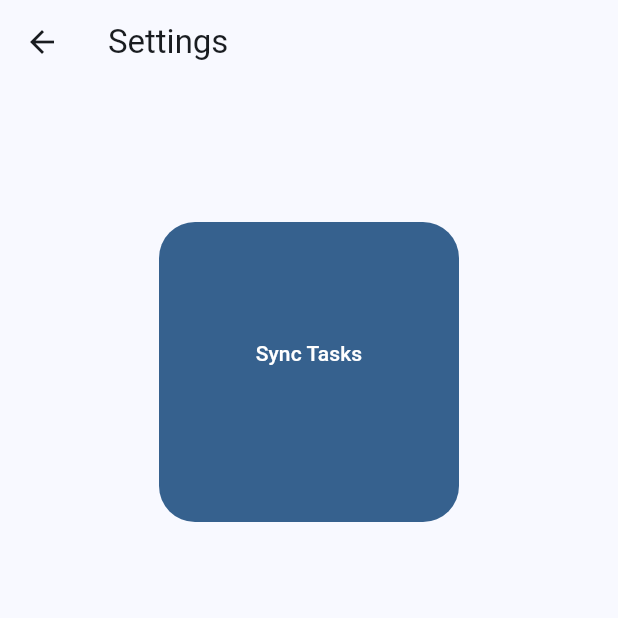
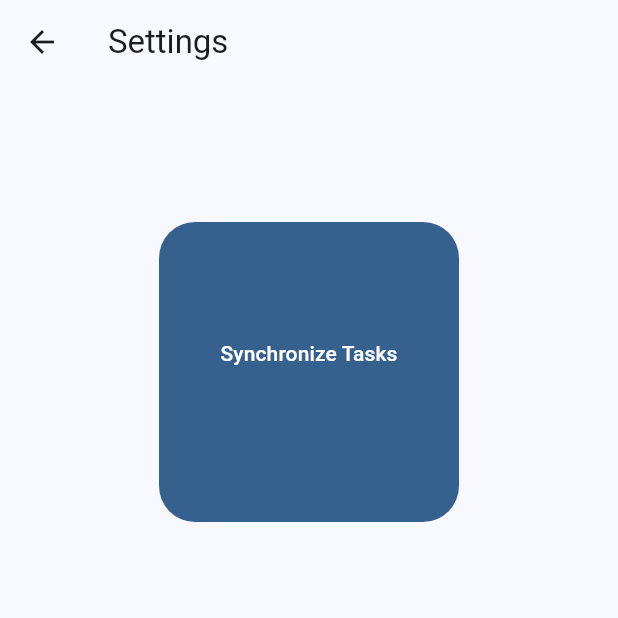
Before and after one commit to Klint02/P8-Pomodoro, a Flutter app: the SettingsTab screen opened directly, on a phone screen of 412 x 824 dp, the top half of it. Run offline on Flutter 3.47's test engine with Material 3 defaults, Android fonts, the phone set to English and light mode, and no system bars; missing offline and left inert: dart:ffi.

Commit message:
Implemented timescompleted for tasks

```diff
--- a/App/lib/Settings.dart
+++ b/App/lib/Settings.dart
@@ -41,7 +41,7 @@ class _SettingsTabState extends State<SettingsTab> {
                     bool response = await sendTasks(tasks);
                     setState(() {
                       sendResponseText = response
-                          ? "Tasks sent to device"
+                          ? "Successfully synchronized tasks with device"
                           : "Error sending tasks, check connection with device";
                     });
                   },
@@ -54,7 +54,7 @@ class _SettingsTabState extends State<SettingsTab> {
                     mainAxisAlignment: MainAxisAlignment.center,
                     children: [
                       const Text(
-                        'Sync Tasks',
+                        'Synchronize Tasks',
                         textAlign: TextAlign.center,
                       ),
                       const SizedBox(height: 8),
--- a/App/lib/_task.dart
+++ b/App/lib/_task.dart
@@ -7,6 +7,7 @@ class Task{
   TimeOfDay startTime;
   TimeOfDay endTime;
   final int id;
+  int timesCompleted;
   bool isComplete = false;
   bool isRecurring = false;
 
@@ -14,6 +15,7 @@ class Task{
     required this.taskName,
     required this.startTime,
     required this.endTime,
+    this.timesCompleted = 0,
     required this.isRecurring
   }) : id = _getNextId();
 }
@@ -36,7 +38,7 @@ class TaskOutput {
     required this.startHour,
     required this.startMinute,
     required this.duration,
-    this.timesCompleted = 0,
+    required this.timesCompleted,
     this.isComplete = false,
     required this.isRecurring,
   });
@@ -48,6 +50,7 @@ class TaskOutput {
     'startHour': startHour,
     'startMinute': startMinute,
     'duration': duration,
+    'timesCompleted': timesCompleted,
     'isComplete': isComplete,
     'isRecurring': isRecurring
   };
@@ -61,6 +64,7 @@ class TaskOutput {
         'startHour' : int startHour,
         'startMinute' : int startMinute,
         'duration' : int duration,
+        'timesCompleted': int timesCompleted,
         'isComplete' : bool isComplete,
         'isRecurring' : bool isRecurring
       } => TaskOutput(
@@ -70,6 +74,7 @@ class TaskOutput {
         startHour: startHour,
         startMinute: startMinute,
         duration: duration,
+        timesCompleted: timesCompleted,
         isComplete: isComplete,
         isRecurring: isRecurring
       ),
--- a/App/lib/taskProvider.dart
+++ b/App/lib/taskProvider.dart
@@ -87,6 +87,7 @@ class TaskProvider extends ChangeNotifier {
           startHour: task.startTime.hour,
           startMinute: task.startTime.minute,
           duration: _findDuration(task.startTime, task.endTime),
+          timesCompleted: task.timesCompleted,
           isRecurring: task.isRecurring,
         ));
       }
@@ -109,8 +110,11 @@ class TaskProvider extends ChangeNotifier {
 
         if (index != -1) {
           dayTasks[index].isComplete = true;
-          completedTasks.add(dayTasks[index]);
-          removeTask(task.weekDay, index);
+          dayTasks[index].timesCompleted++;
+          if (!dayTasks[index].isRecurring) {
+            completedTasks.add(dayTasks[index]);
+            removeTask(task.weekDay, index);
+          }
         } else {
           print('Task with id=${task.id} not found in week[${task.weekDay}].');
         }
```
